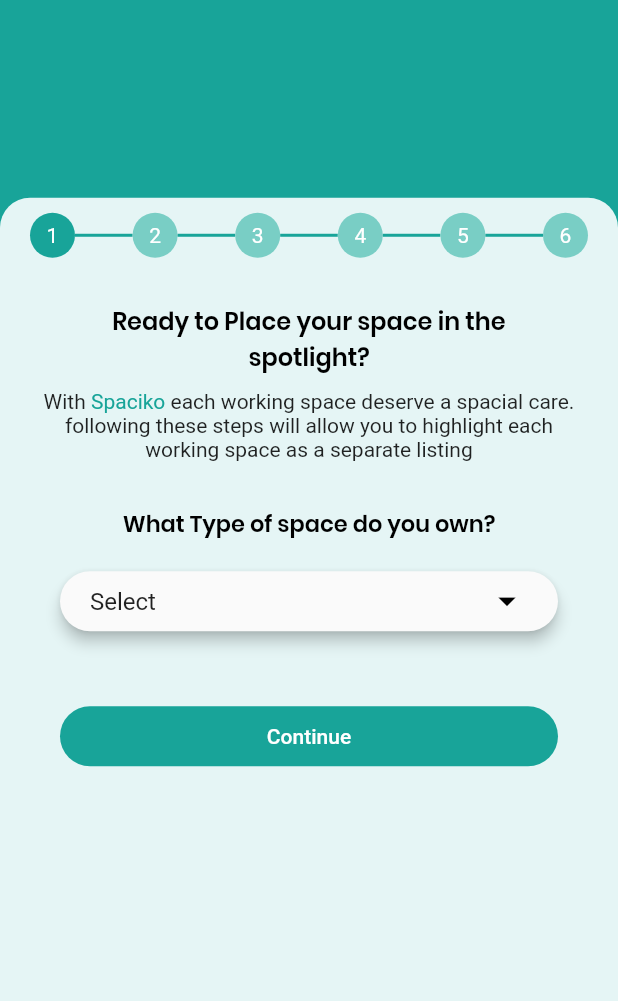
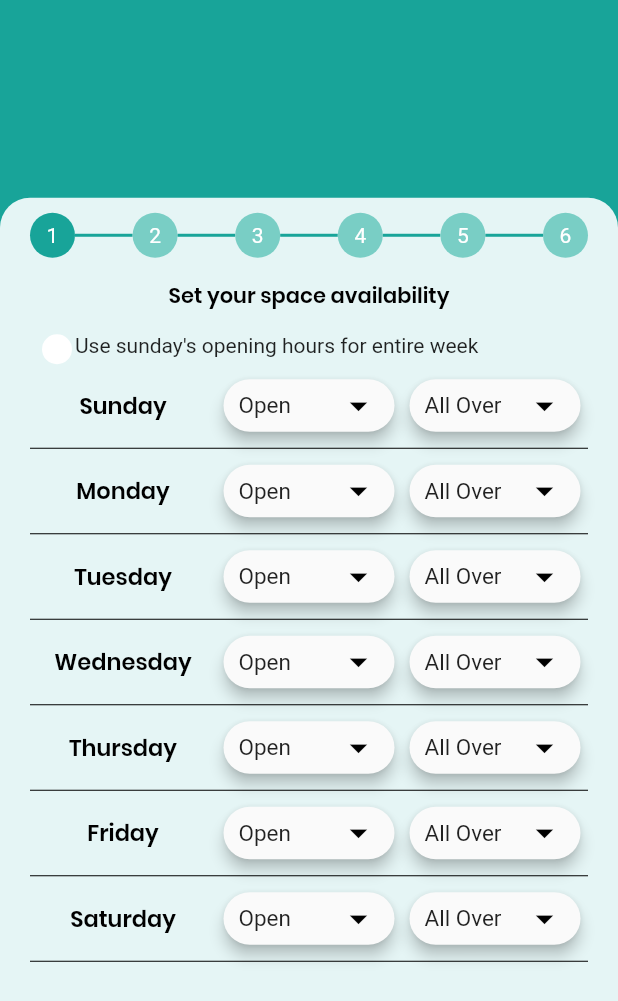
Before and after one commit to chiragSensussoft/spaciko, a Flutter app: the AddScreen screen opened directly, on a phone screen of 412 x 824 dp. Shown: the top 1001 px of the screen. Run offline on Flutter 3.47's test engine with Material 2 defaults, Android fonts, the phone set to English and light mode, and no system bars; our stand-ins replace geolocator, google_maps_flutter, shared_preferences, webview_flutter; accounts and stored records are empty.

Commit message:
Add screen(complete 1-6 step with validation)

```diff
--- a/lib/Home/Ui/Add/Add.dart
+++ b/lib/Home/Ui/Add/Add.dart
@@ -1,6 +1,7 @@
 import 'package:flutter/cupertino.dart';
 import 'package:flutter/material.dart';
 import 'package:spaciko/Home/Ui/Add/steps/Step1.dart';
+import 'package:spaciko/Home/Ui/Add/steps/Step11.dart';
 import 'package:spaciko/Home/Ui/Add/steps/Step2.dart';
 import 'package:spaciko/Home/Ui/Add/steps/Step3.dart';
 import 'package:spaciko/Home/Ui/Add/steps/Step4.dart';
@@ -101,30 +102,9 @@ class _AddScreenState extends State<AddScreen>{
     return list;
   }
 
-  Widget _pageStep() {
-    return PageView.builder(
-      itemCount: _widgetTransition.length,
-      itemBuilder: (_,index){
-        return Container(
-          child: _widgetTransition.elementAt(index),
-        );
-      },
-       onPageChanged: (int index) => setState(() => _curStep = index),
-    );
-  }
-
-  List<Widget> _widgetTransition = [
-    Container(
-      child: Step1(),
-    ),
-    Container(
-      child: Step2(),
-    ),
-  ];
-
   Widget setps() {
     if(_curStep ==0){
-      return Step1(curStep: 1,onChange: (val) => setState(()=>_curStep = val));
+      return Step11(curStep: 1,onChange: (val) => setState(()=>_curStep = val));
     }
     if(_curStep==1){
       return Step2(curStep: 2,onChange: (val) => setState(()=>_curStep = val));
--- /dev/null
+++ b/lib/Home/Ui/Add/Model/SetHour.dart
@@ -0,0 +1,5 @@
+class SetHour{
+  final isSelected;
+  final String title;
+  SetHour(this.isSelected, this.title);
+}
--- /dev/null
+++ b/lib/Home/Ui/Add/steps/Step11.dart
@@ -0,0 +1,173 @@
+import 'package:flutter/cupertino.dart';
+import 'package:flutter/material.dart';
+import 'package:spaciko/Home/Ui/Add/Model/SetHour.dart';
+import 'package:spaciko/widgets/Pelette.dart';
+
+class Step11 extends StatefulWidget {
+  int curStep;
+  Function(int) onChange;
+  Step11({Key key,this.curStep,this.onChange}): super(key: key);
+  @override
+  _Step11State createState() => _Step11State();
+}
+
+class _Step11State extends State<Step11> {
+  bool cb1 = false;
+
+  List<String> dropdownValueList;
+  String dropdownValue = 'Open';
+  String dropdownValue1 = 'All Over';
+  List<String> week =['Sunday','Monday','Tuesday','Wednesday','Thursday','Friday','Saturday'];
+  List<String> ddl =['Open','Close'];
+  List<String> time =['All Over','Set Hours'];
+
+  int isSelected = -1;
+  bool isSetHour = false;
+
+  List<SetHour> selectedItemValue = List<SetHour>();
+  List<SetHour> selectedHours = List<SetHour>();
+
+  List<DropdownMenuItem<String>> _listMenu(){
+    List<String> list =['Open','Close'];
+    return list.map((e) => DropdownMenuItem(value: e,child: Text(e),)).toList();
+  }
+  List<DropdownMenuItem<String>> _listHours(){
+
+  }
+
+  @override
+  Widget build(BuildContext context) {
+    return Container(
+      child: SingleChildScrollView(
+        child: Column(
+          children: [
+            Container(margin: const EdgeInsets.only(top: 15),
+              child: Text('Set your space availability',style: TextStyle(color: Colors.black,
+                fontFamily: 'poppins_semibold',
+              ),),
+            ),
+            Container(
+              child: _customCheckBox('Use sunday\'s opening hours for entire week',cb1,(val)=>setState(()=>cb1=!val)),
+            ),
+            Container(
+              child: _availability(),
+            ),
+          ],
+        ),
+      ),
+    );
+  }
+  Widget _customCheckBox(String text,bool cb,Function onTap){
+    return GestureDetector(
+      child: Row(
+        children: [
+          Container(margin: const EdgeInsets.only(right: 2,left: 8,top: 15,bottom: 10),
+            height: 20.0,
+            width: 20.0,
+            decoration:  BoxDecoration(
+              color: cb
+                  ? Pelette.ColorPrimaryDark
+                  : Colors.white,
+              borderRadius: const BorderRadius.all(const Radius.circular(30)),
+            ),
+          ),
+          Text(text),
+        ],
+      ),
+      onTap: () {
+        onTap(cb);
+      },
+    );
+  }
+
+  Widget _availability(){
+    return ListView.builder(
+      itemCount: week.length,
+      shrinkWrap: true,
+      itemBuilder: (_,index){
+        return Container(margin: const EdgeInsets.only(bottom: 10),
+          child: Column(
+            children: [
+              Row(
+                children: [
+                  Expanded(
+                    flex: 2,
+                    child:  Text(week[index],style: TextStyle(color: Colors.black,fontFamily: 'poppins_semibold',fontSize: 15),textAlign: TextAlign.center,),
+                  ),
+                  Expanded(
+                    flex: 2,
+                    child: Container(margin: const EdgeInsets.only(left: 5,right: 5),
+                        height: 35,
+                        child:  Material(
+                          elevation: 4,
+                          borderRadius: BorderRadius.circular(26),
+                          child: Container(padding: const EdgeInsets.only(left: 10,right: 10),
+                            child: DropdownButton(
+                              isExpanded: true,
+                              value: dropdownValue,
+                              underline: Container(height: 0,),
+                              icon: Icon(Icons.arrow_drop_down,color: Colors.black,size: 28,),
+                              onChanged: (String newValue) {
+                                setState(() {
+                                  dropdownValueList.add(newValue);
+                                  print(dropdownValueList);
+                                });
+                              },
+                              items: ddl
+                                  .map<DropdownMenuItem<String>>((String value) {
+                                return DropdownMenuItem<String>(
+                                  value: value,
+                                  child: Text(value,style: TextStyle(fontSize: 15)),
+                                );
+                              }).toList(),
+                            ),
+                          ),
+                        )
+                    ),
+                  ),
+                  Expanded(
+                    flex: 2,
+                    child:  Container(margin: const EdgeInsets.only(left: 5,right: 5),
+                        height: 35,
+                        child:  Material(
+                          elevation: 4,
+                          borderRadius: BorderRadius.circular(26),
+                          child: Container(padding: const EdgeInsets.only(left: 10,right: 10),
+                            child: DropdownButton(
+                              isExpanded: true,
+                              value: dropdownValue1,
+                              underline: Container(height: 0,),
+                              icon: Icon(Icons.arrow_drop_down,color: Colors.black,size: 28,),
+                              onChanged: (String newValue) {
+                                setState(() {
+                                  dropdownValue1 = newValue;
+                                });
+                              },
+                              items: time
+                                  .map<DropdownMenuItem<String>>((String value) {
+                                return DropdownMenuItem<String>(
+                                  value: value,
+                                  child: Text(value,style: TextStyle(fontSize: 15),),
+                                );
+                              }).toList(),
+                            ),
+                          ),
+                        )
+                    ),
+                  ),
+                ],
+              ),
+             Container(margin: const EdgeInsets.only(top: 10),
+               child:  Divider(
+                 height: 2,
+                 color: Colors.black,
+               ),
+             )
+            ],
+          )
+        );
+      },
+    );
+  }
+
+}
```
Also changed, not shown: lib/Home/Ui/Add/steps/Step6.dart (line endings or trailing spaces), 1 other file.
